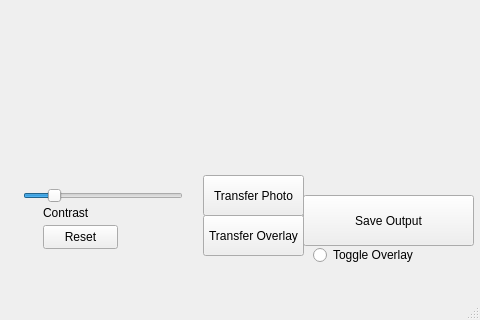
Before: the Qt Designer form mainwindow.ui in Starsmine/BMPBrightnessAndContrastWUDP, drawn with Qt 5; both pictures show x 497 to 977 and y 135 to 455 of the 977 by 455 pixel window.
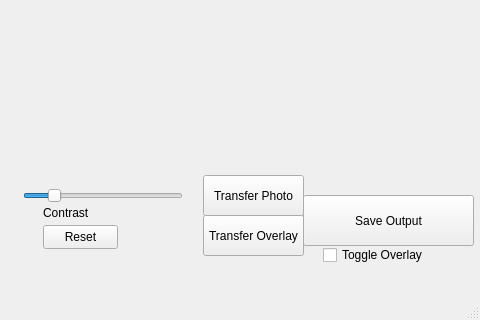
After: the same form once the commit is applied.

What changed in the file:
```diff
--- a/mainwindow.ui
+++ b/mainwindow.ui
@@ -280,12 +280,12 @@
      <string>Transfer Overlay</string>
     </property>
    </widget>
-   <widget class="QRadioButton" name="radioButton">
+   <widget class="QCheckBox" name="checkBox">
     <property name="geometry">
      <rect>
-      <x>810</x>
+      <x>820</x>
       <y>380</y>
-      <width>111</width>
+      <width>131</width>
       <height>20</height>
      </rect>
     </property>
```
Left out of the diff: 3 changed lines with no effect on the pictures.
